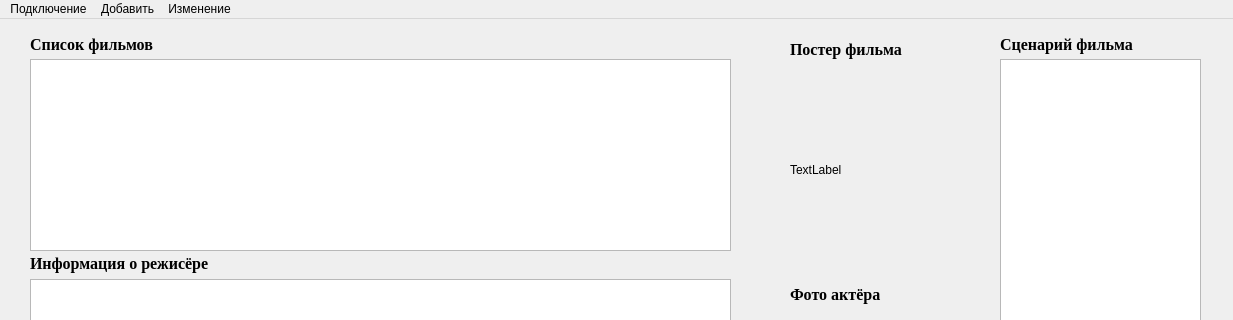
This is Client/mainwindow.ui in NikitaVirachev/course-work-on-DB as Qt 5 draws it before an edit; both pictures show x 0 to 1233 and y 0 to 320 of the 1233 by 599 pixel window. The edited form follows.
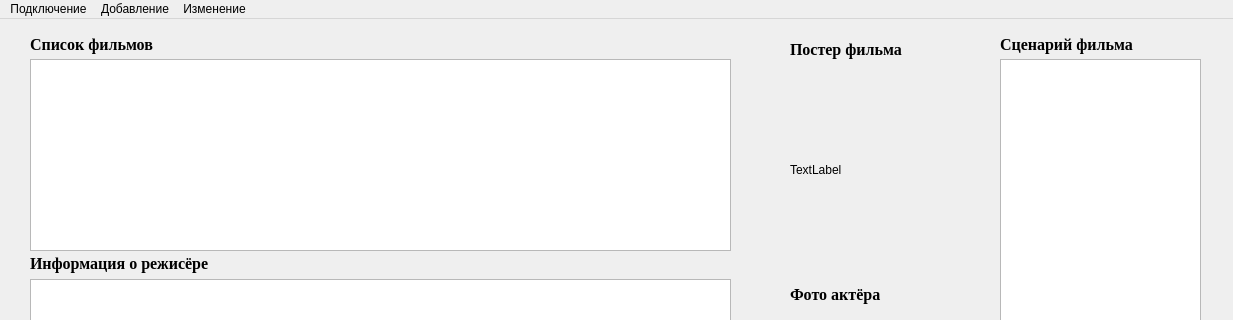
This is the edited form.

Patch:
```diff
--- a/Client/mainwindow.ui
+++ b/Client/mainwindow.ui
@@ -303,7 +303,7 @@
    </widget>
    <widget class="QMenu" name="menu_2">
     <property name="title">
-     <string>Добавить</string>
+     <string>Добавление</string>
     </property>
     <addaction name="action_2"/>
     <addaction name="action_4"/>
```
Left out of the diff: 6 changed lines with no effect on the pictures.
